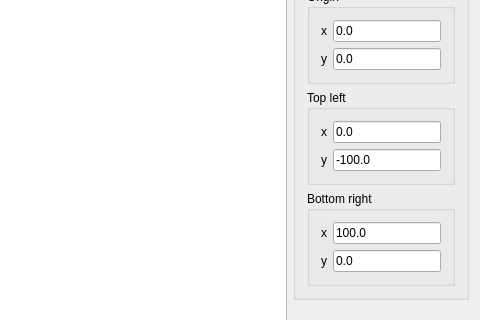
First picture: the form in MainWindow.ui, repository hheld/CurveExtractor, before the edit; both pictures show x 507 to 987 and y 82 to 402 of the 987 by 634 pixel window.
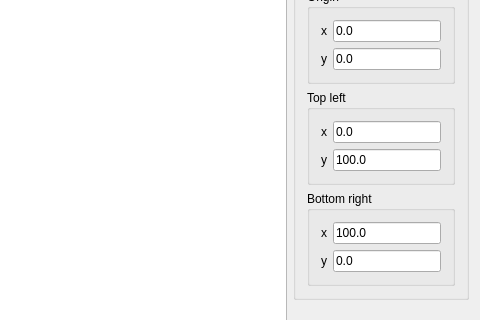
Second picture: the form after the edit. Custom widgets are drawn as their Qt base class.

```diff
--- a/MainWindow.ui
+++ b/MainWindow.ui
@@ -109,7 +109,7 @@
              <set>Qt::ImhNone</set>
             </property>
             <property name="text">
-             <string>-100.0</string>
+             <string>100.0</string>
             </property>
            </widget>
           </item>
```
